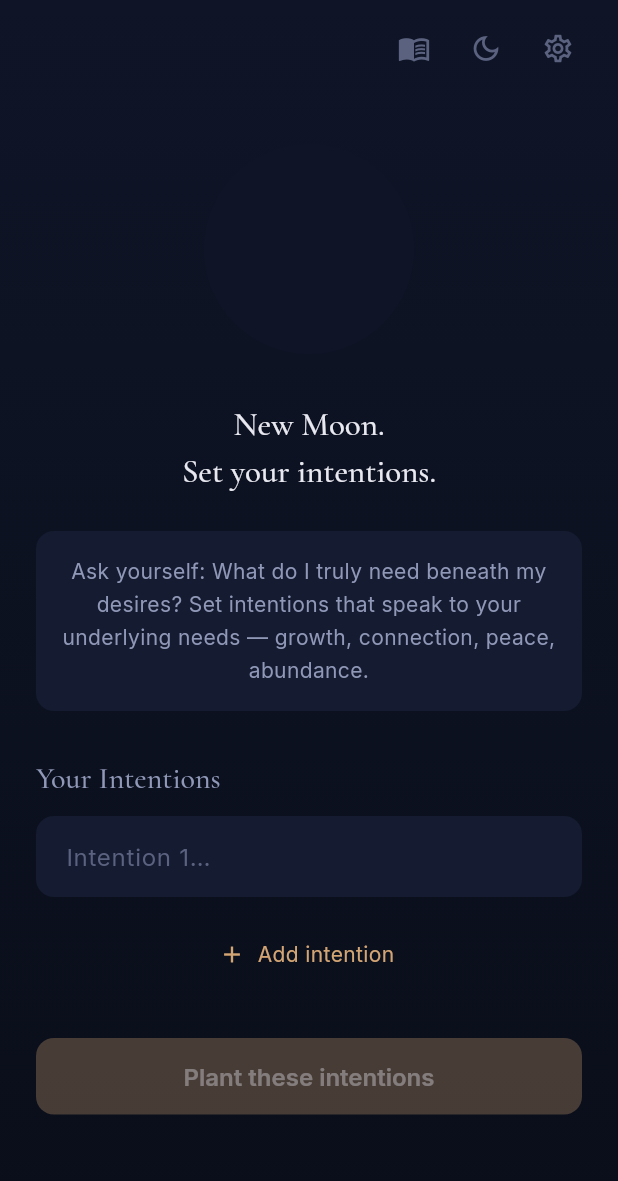
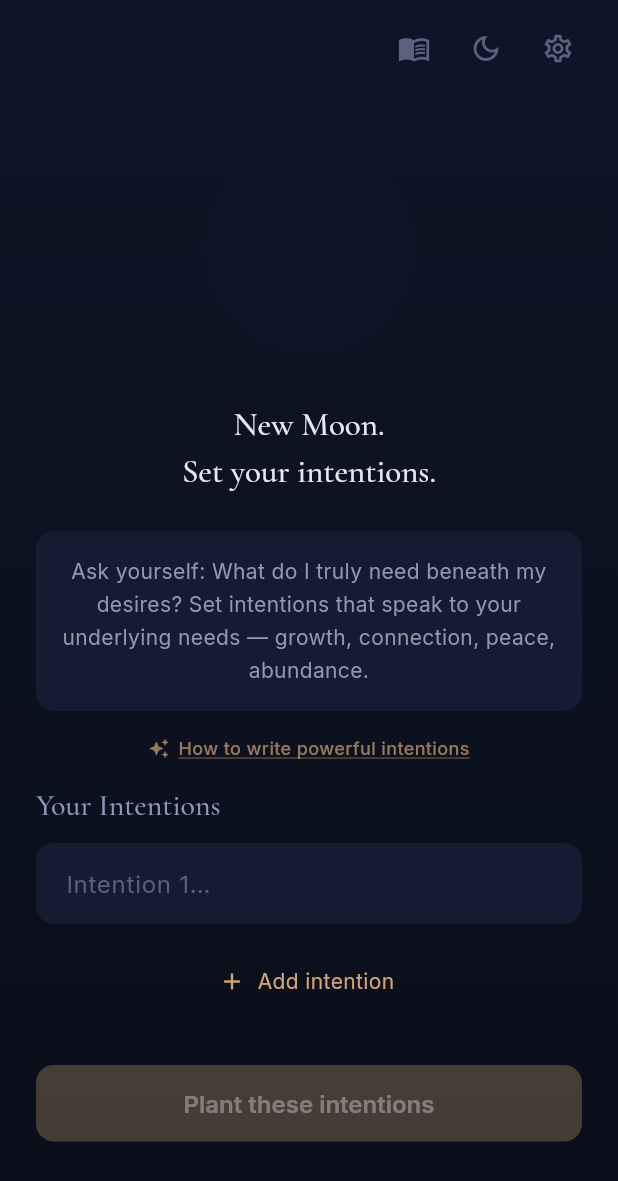
Before and after one commit to EMerdzhanov/MoonManifest, a Flutter app: the NewMoonScreen screen opened by its route, on a phone screen of 412 x 824 dp. Shown: the top 1181 px of the screen. Run offline on Flutter 3.47's test engine with Material 3 defaults, Android fonts, the phone set to English and light mode, and no system bars; our stand-ins replace file_picker, flutter_local_notifications, flutter_riverpod, flutter_secure_storage, go_router, share_plus and 3 more; missing offline and left inert: pointycastle; accounts and stored records are empty.

Commit message:
feat: add haptic feedback on rituals and guide nudge on new moon screen
Co-Authored-By: Claude Sonnet 4.6 <noreply@anthropic.com>

```diff
--- a/lib/ui/phases/full_moon/full_moon_screen.dart
+++ b/lib/ui/phases/full_moon/full_moon_screen.dart
@@ -1,4 +1,5 @@
 import 'package:flutter/material.dart';
+import 'package:flutter/services.dart';
 import 'package:flutter_riverpod/flutter_riverpod.dart';
 import 'package:go_router/go_router.dart';
 import 'package:intl/intl.dart';
@@ -111,11 +112,13 @@ class _FullMoonScreenState extends ConsumerState<FullMoonScreen> {
     await ref.read(activeCycleProvider.notifier).addGratitude(gratitude);
 
     if (_currentIntentionIndex < intentions.length - 1) {
+      await HapticFeedback.lightImpact();
       setState(() {
         _currentIntentionIndex++;
         _gratitudeController.clear();
       });
     } else {
+      await HapticFeedback.heavyImpact();
       await ref.read(activeCycleProvider.notifier).completeGratitude();
     }
   }
--- a/lib/ui/phases/new_moon/new_moon_screen.dart
+++ b/lib/ui/phases/new_moon/new_moon_screen.dart
@@ -1,4 +1,5 @@
 import 'package:flutter/material.dart';
+import 'package:flutter/services.dart';
 import 'package:flutter_riverpod/flutter_riverpod.dart';
 import 'package:go_router/go_router.dart';
 import 'package:intl/intl.dart';
@@ -8,6 +9,7 @@ import 'package:moon_manifest/providers/cycle_provider.dart';
 import 'package:moon_manifest/providers/lunar_state_provider.dart';
 import 'package:moon_manifest/theme/app_colors.dart';
 import 'package:moon_manifest/ui/shared/calm_scaffold.dart';
+import 'package:moon_manifest/ui/shared/manifestation_guide_screen.dart';
 import 'package:moon_manifest/ui/shared/moon_phase_indicator.dart';
 
 class NewMoonScreen extends ConsumerStatefulWidget {
@@ -70,6 +72,7 @@ class _NewMoonScreenState extends ConsumerState<NewMoonScreen> {
             ))
         .toList();
 
+    await HapticFeedback.mediumImpact();
     await ref.read(activeCycleProvider.notifier).startCycle(
           id: now.millisecondsSinceEpoch.toString(),
           newMoonDate: phaseInfo.phaseStart,
@@ -181,7 +184,30 @@ class _NewMoonScreenState extends ConsumerState<NewMoonScreen> {
                   ),
             ),
           ),
-          const SizedBox(height: 32),
+          const SizedBox(height: 16),
+          GestureDetector(
+            onTap: () => Navigator.of(context).push(
+              MaterialPageRoute(builder: (_) => const ManifestationGuideScreen()),
+            ),
+            child: Row(
+              mainAxisAlignment: MainAxisAlignment.center,
+              children: [
+                Icon(Icons.auto_awesome, size: 14, color: AppColors.mutedGold.withValues(alpha: 0.7)),
+                const SizedBox(width: 6),
+                Text(
+                  'How to write powerful intentions',
+                  style: TextStyle(
+                    color: AppColors.mutedGold.withValues(alpha: 0.7),
+                    fontSize: 12,
+                    fontWeight: FontWeight.w500,
+                    decoration: TextDecoration.underline,
+                    decorationColor: AppColors.mutedGold.withValues(alpha: 0.4),
+                  ),
+                ),
+              ],
+            ),
+          ),
+          const SizedBox(height: 16),
           Align(
             alignment: Alignment.centerLeft,
             child: Text(
```
